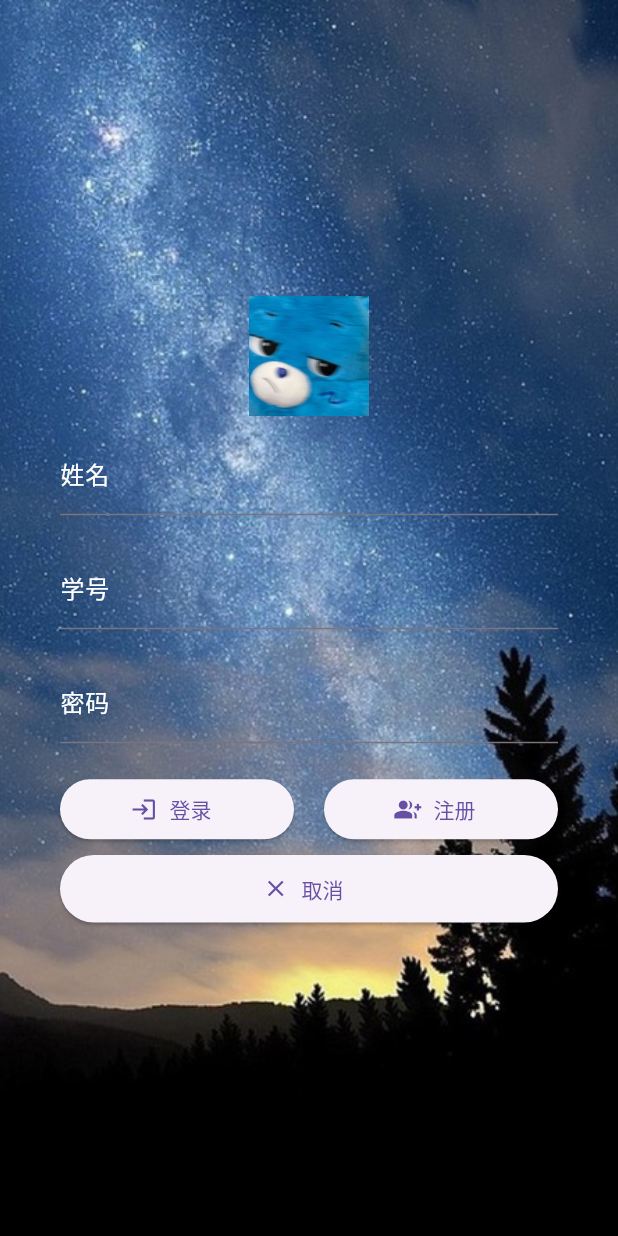
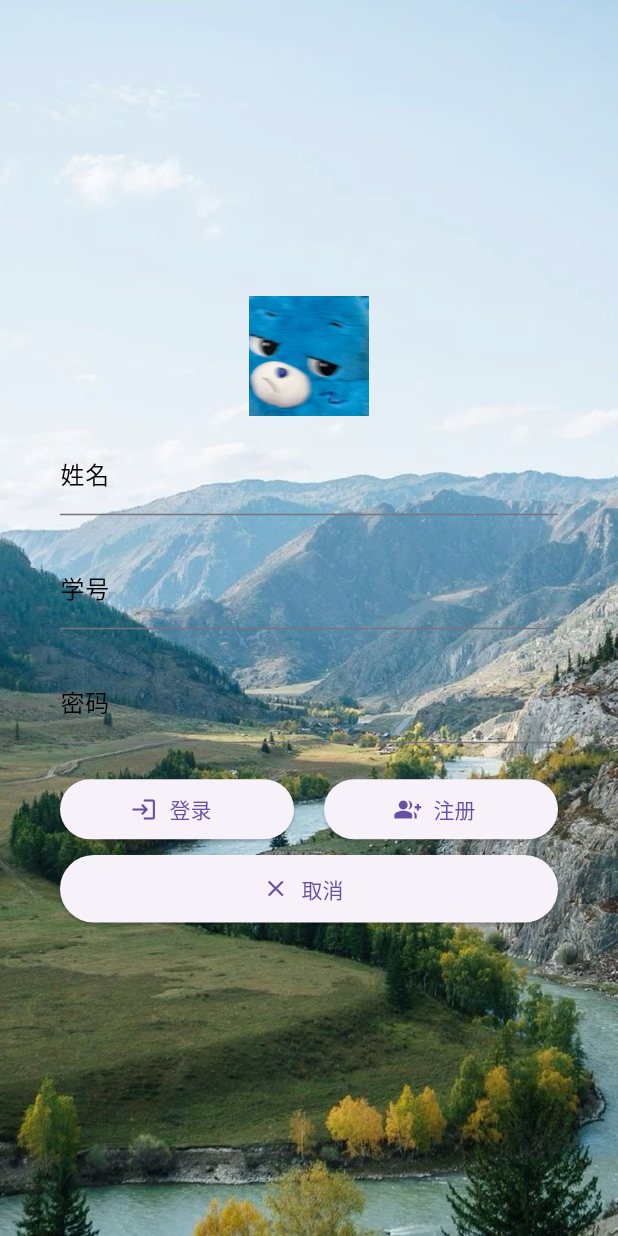
Before and after one commit to DontHeartMeGirl/E-commerce-project, a Flutter app: the screen it shows after launch, on a phone screen of 412 x 824 dp. Run offline on Flutter 3.47's test engine with Material 3 defaults, Android fonts, the light colour scheme and no system bars; our stand-ins replace photo_view.

Commit message:
更新后的文件提交

```diff
--- a/lib/main.dart
+++ b/lib/main.dart
@@ -40,7 +40,7 @@ class _LoginPageState extends State<LoginPage> {
       //背景图片
       decoration: const BoxDecoration(
           image: DecorationImage(
-              image: AssetImage('images/Background_image.jpg'), //本地图片
+              image: AssetImage('images/mountain.png'), //本地图片
               fit: BoxFit.cover) //图片效果：铺满
           ),
       child: Center(
@@ -65,7 +65,7 @@ class _LoginPageState extends State<LoginPage> {
                 controller: _nameController, //使用 TextField组件，由_nameController控制
                 decoration: const InputDecoration(
                     labelText: "姓名",
-                    labelStyle: TextStyle(color: Colors.white)), //文字颜色为白色
+                    labelStyle: TextStyle(color: Colors.black)), //文字颜色为白色
               ),
             ),
             Padding(
@@ -75,7 +75,7 @@ class _LoginPageState extends State<LoginPage> {
                 controller: _idController, //使用TextField组件，由_idController控制
                 decoration: const InputDecoration(
                     labelText: '学号',
-                    labelStyle: TextStyle(color: Colors.white)),
+                    labelStyle: TextStyle(color: Colors.black)),
               ),
             ),
             Padding(
@@ -86,7 +86,7 @@ class _LoginPageState extends State<LoginPage> {
                 obscureText: true, // 隐藏输入内容
                 decoration: const InputDecoration(
                     labelText: '密码',
-                    labelStyle: TextStyle(color: Colors.white)),
+                    labelStyle: TextStyle(color: Colors.black)),
               ),
             ),
             //登录按钮
--- a/lib/pages/hero.dart
+++ b/lib/pages/hero.dart
@@ -83,7 +83,7 @@ class _HeroPageState extends State<HeroPage> {
                   )),
                 ),
                 Positioned(
-                    //底部显示:当前文字页数/总页数
+                    //底部显示:当前商品页数/总页数
                     left: 0,
                     right: 0,
                     bottom: 20, //水平方向平铺，底部距离20
--- a/pubspec.yaml
+++ b/pubspec.yaml
@@ -99,7 +99,6 @@ flutter:
     - images/creabears.jpg
     - images/mouse.jpg
     - images/听泉.jpg
-    - images/顶真.jpg
     - images/联想.jpg
     - images/玉桂狗.jpg
     - images/iphone.jpg
@@ -108,7 +107,7 @@ flutter:
     - images/贺卡.jpg
     - images/富士山.jpg
     - images/japan1.jpg
-    - images/Background_image.jpg
+    - images/mountain.png
      #电脑照片
     - images/image_computer/computer1.jpg
     - images/image_computer/computer2.jpg
```
Also changed, not shown: image-1.png (added), image.png (added), images/Background_image.jpg (deleted), images/mountain.png (added), images/顶真.jpg (deleted), 1 other file.
